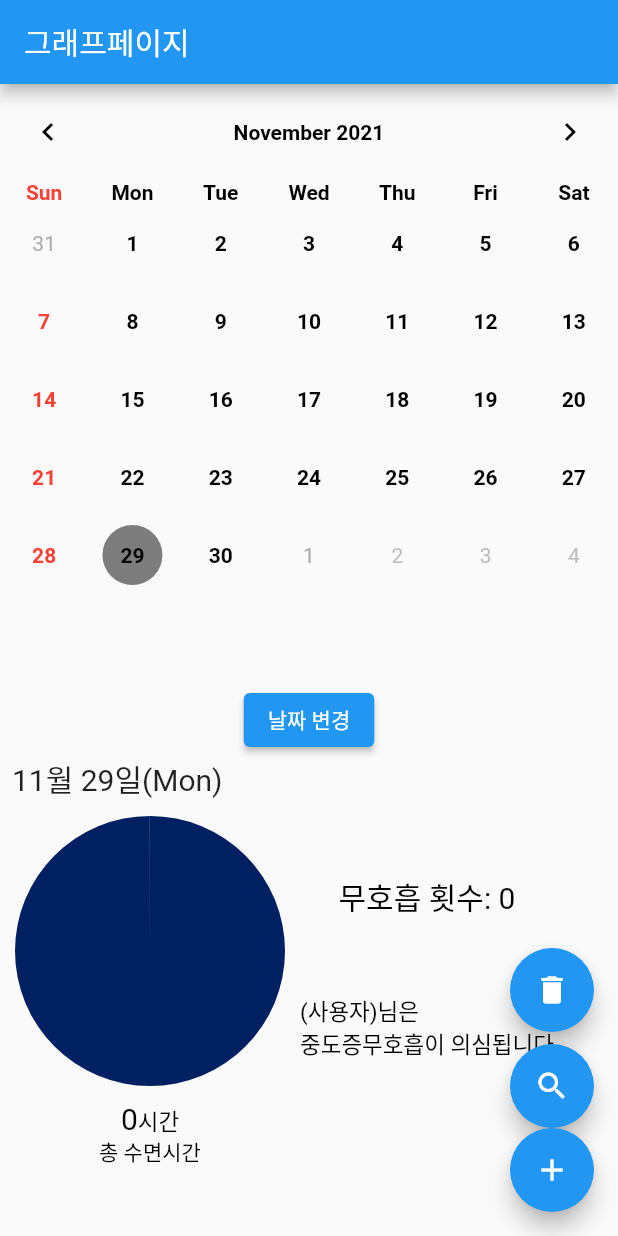
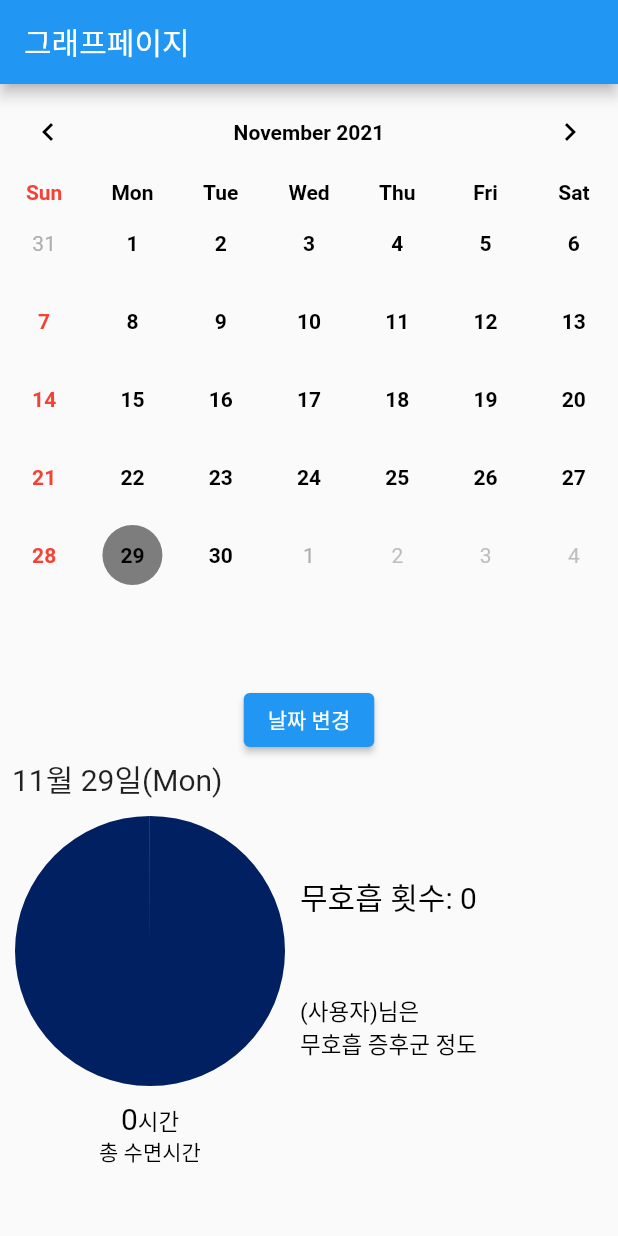
Before and after one commit to hayeon29/totalengineerproj1, a Flutter app: the GraphScreen screen opened directly, on a phone screen of 412 x 824 dp. Run offline on Flutter 3.47's test engine with Material 2 defaults, Android fonts, the phone set to English and light mode, and no system bars; drawn by our look-alikes of table_calendar; our stand-ins replace date_format, flutter_blue, fluttertoast, google_fonts, shared_preferences, sqflite and 1 more; missing offline and left inert: dcdg; accounts and stored records are empty.

Commit message:
minor update

```diff
--- a/lib/Graph/graph_screen.dart
+++ b/lib/Graph/graph_screen.dart
@@ -128,17 +128,17 @@ class _GraphScreenState extends State<GraphScreen> {
     // TODO: implement initState
     super.initState();
     Map<String, dynamic> record = test.toJson();
-    // String testString = json.encode(record);
-    // writeCounter(testString).then((result)=>{
-    //   print(result.toString())
-    // });
-    // readJson().then((result)=>{
-    //   print(result.toString())
-    // });
-    // for(int i = 0; i < graphs.length; i++){
-    //   helper.insertData(graphs[i]);
-    // }
-    //helper.deleteAllDogs();
+    String testString = json.encode(record);
+    writeCounter(testString).then((result)=>{
+      print(result.toString())
+    });
+    readJson().then((result)=>{
+      print(result.toString())
+    });
+    for(int i = 0; i < graphs.length; i++){
+      helper.insertData(graphs[i]);
+    }
+    helper.deleteAllDogs();
   }
 
   @override
@@ -443,6 +443,7 @@ class _GraphScreenState extends State<GraphScreen> {
         ),
 
       //플로팅버튼(모두삭제, 하나추가)
+      /*
       floatingActionButton: Column(
         mainAxisSize: MainAxisSize.min,
         children: <Widget>[
@@ -469,8 +470,7 @@ class _GraphScreenState extends State<GraphScreen> {
               bloc.addGraph(graphs[Random().nextInt(graphs.length)]);
             },
           ),
-        ],
-      ),
+        ],*/
     );
   }
 
@@ -628,7 +628,7 @@ class _GraphScreenState extends State<GraphScreen> {
                 ),
                 children: <TextSpan>[
                   TextSpan(
-                    text: '중도증무호흡이 의심됩니다\n',
+                    text: '무호흡 증후군 정도\n',
                     style: TextStyle(
                       fontSize: 15,
                       color: Colors.black,
@@ -648,8 +648,8 @@ class _GraphScreenState extends State<GraphScreen> {
       print('${list[i].x} ');
     }
     return Container(
-      width: MediaQuery.of(context).size.width,
-      height: MediaQuery.of(context).size.width * 0.85,
+      width: MediaQuery.of(context).size.width * 0.8,
+      height: MediaQuery.of(context).size.width * 0.8,
       child: Card(
         elevation: 4,
         shape: RoundedRectangleBorder(
--- a/lib/widget/oxygen_satur_chart_widget.dart
+++ b/lib/widget/oxygen_satur_chart_widget.dart
@@ -62,7 +62,7 @@ class LineChartWidgetState extends State<LineChartWidget>{
                 maximum: 29,
               ),
               primaryYAxis: NumericAxis(
-                isVisible: false,
+                isVisible: true,
                 axisLine: const AxisLine(width: 0),
                 majorTickLines: const MajorTickLines(size: 0),
                 minimum: 50,
--- a/lib/widget/sound_chart_widget.dart
+++ b/lib/widget/sound_chart_widget.dart
@@ -62,11 +62,11 @@ class SoundChartWidgetState extends State<SoundChartWidget>{
                 maximum: 29,
               ),
               primaryYAxis: NumericAxis(
-                isVisible: false,
+                isVisible: true,
                 axisLine: const AxisLine(width: 0),
                 majorTickLines: const MajorTickLines(size: 0),
-                minimum: 50,
-                maximum: 100,
+                minimum: 0,
+                maximum: 50,
               )
           ),
           Row(
```
Also changed, not shown: lib/Home/realtime_graph_screen.dart (+16 -10 lines), lib/widget/heart_rate_chart_widget.dart (+4 -3 lines).
